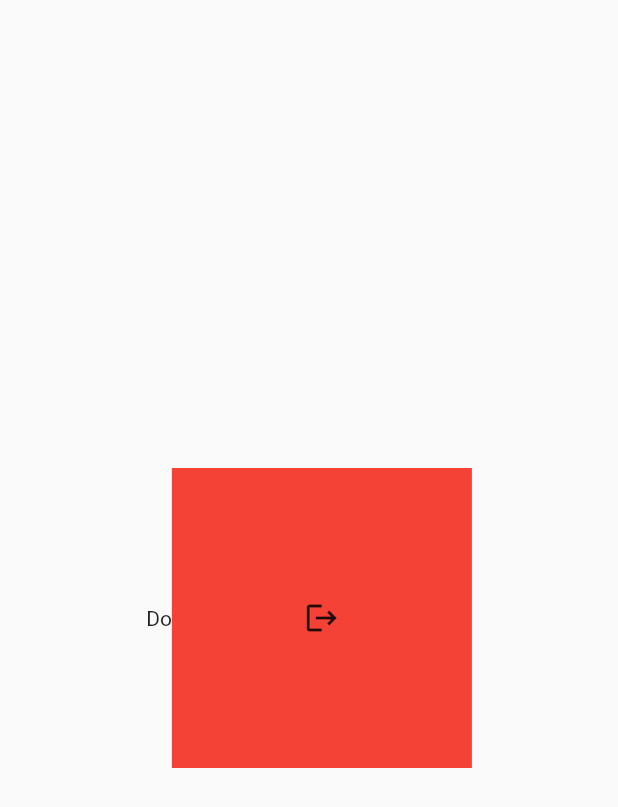
After one commit to must-to-do/must-to-do-app-front, a Flutter app: the screen it shows after launch, after a tap on "Do", on a phone screen of 412 x 824 dp. The commit adds this screen. Shown: the top 807 px of the screen. Run offline on Flutter 3.47's test engine with Material 2 defaults, Android fonts, the light colour scheme and no system bars.

Commit message:
feat: [create-pages] 페이지 생성
1. page생성
    1. do, did, destination 페이지 생성
2. pages디렉토리 세분화
3. main.dart에 네비게이션 추가

```diff
--- a/lib/main.dart
+++ b/lib/main.dart
@@ -1,8 +1,13 @@
 import 'package:flutter/material.dart';
-import 'package:mustodo/pages/auth_page.dart';
-import 'package:mustodo/pages/my_home.dart';
+import 'package:mustodo/pages/auth/auth_page.dart';
+import 'package:mustodo/pages/do/do_page.dart';
+import 'package:mustodo/pages/did/did_page.dart';
+import 'package:mustodo/pages/destination/destination_page.dart';
+import 'package:mustodo/pages/myhome/my_home.dart';
 import 'package:mustodo/provider/page_notifier.dart';
 import 'package:provider/provider.dart';
+
+//git branch -M main를 허락없이 git bash에 쓰지말 것
 
 void main() {
   runApp(MyApp());
@@ -16,15 +21,18 @@ class MyApp extends StatelessWidget {
     return MultiProvider(
       providers:[ChangeNotifierProvider(create: (_)=>PageNotifier())],
       child: MaterialApp(
-        title: 'Flutter Demo',
+        title: 'Mustodo',
         home: Consumer<PageNotifier>(
           builder: (context, pageNotifier,child){
             return Navigator(
               pages: [
                 MaterialPage(
                     key: ValueKey(MyHomePage.pageName),
-                    child: MyHomePage(title: 'Flutter Demo Home Page')),
+                    child: MyHomePage(title: 'Mustodo')),
                 if(pageNotifier.currentPage == Authpage.pageName)Authpage(),
+                if(pageNotifier.currentPage == Dopage.pageName)Dopage(),
+                if(pageNotifier.currentPage == Didpage.pageName)Didpage(),
+                if(pageNotifier.currentPage == Destinationpage.pageName)Destinationpage(),
               ],
 
               onPopPage:(route, result){
--- a/lib/pages/auth_page.dart
+++ b/lib/pages/auth/auth_page.dart
@@ -5,7 +5,7 @@ import 'package:provider/provider.dart';
 
 class Authpage extends Page{
 
-  static final pageName = 'AuthPage';
+  static final String pageName = 'AuthPage';
 
   @override
   Route createRoute(BuildContext context) {
@@ -112,7 +112,6 @@ class _AuthWidgetState extends State<AuthWidget> {
                   TextButton(
                       onPressed: (){
                         if(_formKey.currentState!.validate()){
-                          print("모든 입력값이 올바르다.");
                           Provider.of<PageNotifier>(context, listen: false).goToMain();
                         }
                       },
--- /dev/null
+++ b/lib/pages/do/do_page.dart
@@ -0,0 +1,55 @@
+import 'package:flutter/material.dart';
+import 'package:mustodo/provider/page_notifier.dart';
+import 'package:provider/provider.dart';
+
+
+class Dopage extends Page{
+
+  static final String pageName = 'DoPage';
+
+  @override
+  Route createRoute(BuildContext context) {
+    return MaterialPageRoute(
+        settings:this, builder: (context)=>const DoWidget());
+  }
+
+}
+
+class DoWidget extends StatefulWidget {
+  const DoWidget({super.key});
+
+
+  @override
+  State<DoWidget> createState() => _DoWidgetState();
+}
+
+class _DoWidgetState extends State<DoWidget> {
+  @override
+  Widget build(BuildContext context) {
+    return Material(
+      child: Container(
+        alignment: Alignment.topLeft,
+        child: Column(
+          mainAxisAlignment: MainAxisAlignment.center,
+          children: [
+            Row(
+              mainAxisAlignment: MainAxisAlignment.center,
+              children: [
+                Text('Do'),
+                Container(
+                  width: 200,
+                  height: 200,
+                  color: Colors.red,
+                  child: IconButton(icon: Icon(Icons.logout), onPressed: (){
+                    Provider.of<PageNotifier>(context, listen: false).goToMain();
+                  }),
+                )
+
+              ],
+            ),
+          ],
+        ),
+      ),
+    );
+  }
+}
--- /dev/null
+++ b/lib/pages/myhome/my_home.dart
@@ -0,0 +1,64 @@
+import 'package:flutter/material.dart';
+import 'package:mustodo/pages/auth/auth_page.dart';
+import 'package:mustodo/pages/do/do_page.dart';
+import 'package:mustodo/pages/did/did_page.dart';
+import 'package:mustodo/pages/destination/destination_page.dart';
+import 'package:mustodo/provider/page_notifier.dart';
+import 'package:provider/provider.dart';
+
+
+class MyHomePage extends StatefulWidget {
+
+  static final String pageName = 'MyHomePage';
+
+  const MyHomePage({super.key, required this.title});
+
+  final String title;
+
+  @override
+  State<MyHomePage> createState() => _MyHomePageState();
+}
+
+class _MyHomePageState extends State<MyHomePage> {
+
+  @override
+  Widget build(BuildContext context) {
+    return Scaffold(
+      appBar: AppBar(
+        backgroundColor: Theme.of(context).colorScheme.inversePrimary,
+        title: Text(widget.title),
+        actions: [
+          IconButton(icon: Icon(Icons.logout), onPressed: (){
+            Provider.of<PageNotifier>(context, listen: false).goToOtherPage(Authpage.pageName);
+          })
+        ],
+      ),
+      body: Center(
+        child: Container(
+          alignment: Alignment.center,
+          child: Column(
+            children: [
+              TextButton(onPressed: (){
+                Provider.of<PageNotifier>(context, listen: false).goToOtherPage(Dopage.pageName);
+              },
+                  child: Text("Do")
+              ),
+              TextButton(onPressed: (){
+                Provider.of<PageNotifier>(context, listen: false).goToOtherPage(Didpage.pageName);
+              },
+                  child: Text("Did")
+              ),
+              TextButton(onPressed: (){
+                Provider.of<PageNotifier>(context, listen: false).goToOtherPage(Destinationpage.pageName);
+              },
+                  child: Text("Destination")
+              ),
+
+            ],
+          ),
+        ),
+      ),
+
+    );
+  }
+}
--- a/lib/provider/page_notifier.dart
+++ b/lib/provider/page_notifier.dart
@@ -1,5 +1,5 @@
 import 'package:flutter/cupertino.dart';
-import 'package:mustodo/pages/my_home.dart';
+import 'package:mustodo/pages/myhome/my_home.dart';
 
 class PageNotifier extends ChangeNotifier{
   String _currentPage = MyHomePage.pageName;
```
Also changed, not shown: lib/pages/destination/destination_page.dart (added, +56 -0 lines), lib/pages/did/did_page.dart (added, +55 -0 lines), lib/pages/my_home.dart (deleted, +0 -100 lines).
